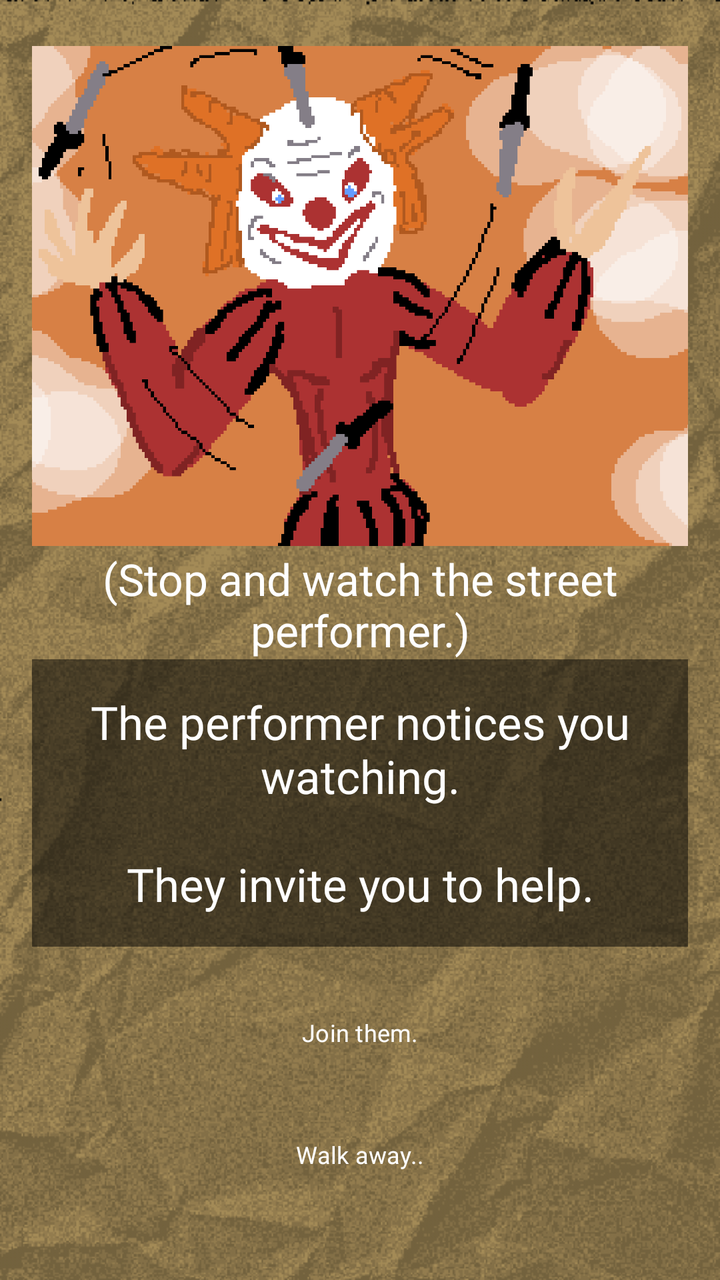
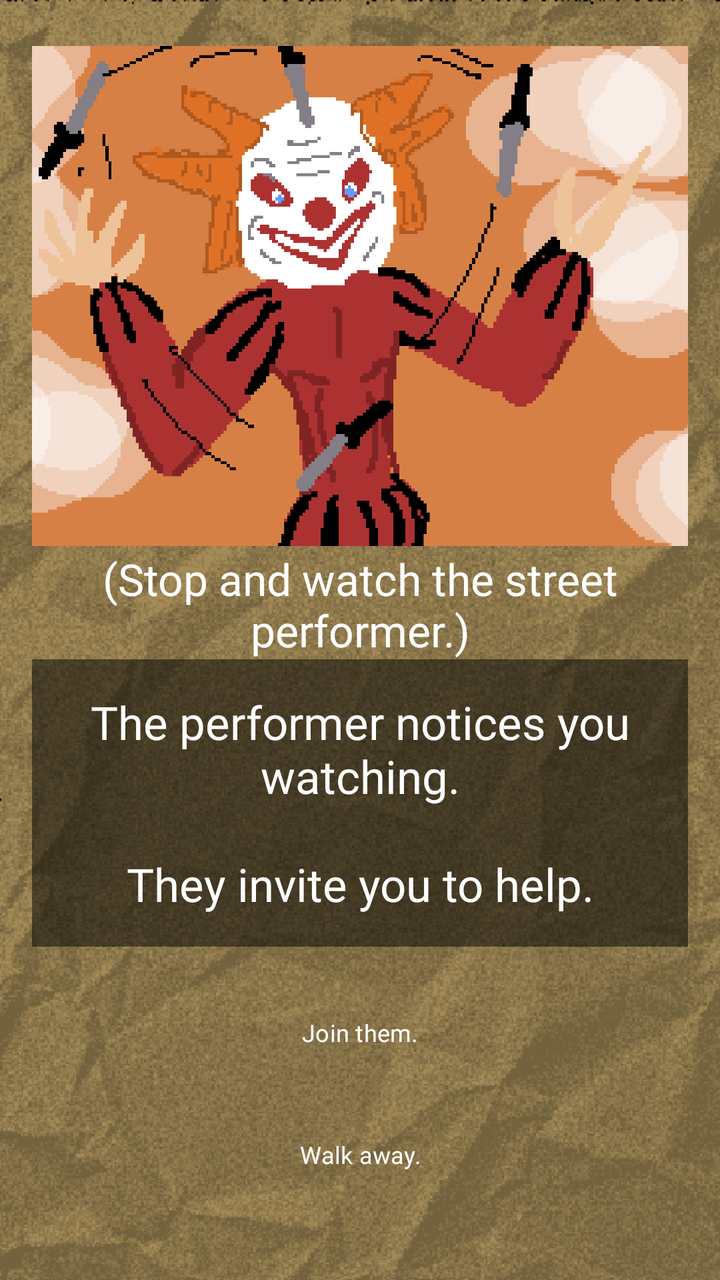

Screens rendered from an Android XML layout before and after an edit, with the pre-edit source and the edit as a unified diff.
<!-- AndroidManifest.xml: application theme Theme.ChoiceQuest -->
<!-- res/layout/activity_page2_2_2_2.xml -->
<?xml version="1.0" encoding="utf-8"?>
<LinearLayout xmlns:android="http://schemas.android.com/apk/res/android"
    xmlns:app="http://schemas.android.com/apk/res-auto"
    xmlns:tools="http://schemas.android.com/tools"
    android:id="@+id/page2_2_2_2"
    android:layout_width="match_parent"
    android:layout_height="match_parent"
    android:background="@drawable/papertexture_"
    android:backgroundTint="#f8e7c2"
    android:backgroundTintMode="multiply"
    android:gravity="center"
    android:orientation="vertical"
    android:padding="16dp"
    tools:context=".Page2_2_2_2">

    <View
        android:layout_width="match_parent"
        android:layout_height="0dp"
        android:layout_weight="1"/>

    <ImageView
        android:id="@+id/imageView"
        android:layout_width="412dp"
        android:layout_height="250dp"
        android:src="@drawable/page2_2_2_2"/>

    <View
        android:layout_width="match_parent"
        android:layout_height="1dp"
        android:layout_weight="0.1" />
    <TextView
        android:layout_width="match_parent"
        android:layout_height="55dp"
        android:gravity="center"
        android:fontFamily="@font/pixelspace"
        android:textSize="22sp"
        android:text="(Stop and watch the street performer.)"
        android:textColor="@color/white"/>

    <TextView
        android:layout_width="match_parent"
        android:layout_height="wrap_content"
        android:id="@+id/tv_page2_2_2_2"
        android:fontFamily="@font/pixelgame_font"
        android:gravity="center"
        android:padding="16dp"
        android:background="#80000000"
        android:text="The performer notices you watching.\n\nThey invite you to help."
        android:textColor="@color/white"
        android:textSize="23sp"
        android:layout_marginBottom="16dp"/>

    <View
        android:layout_width="match_parent"
        android:layout_height="1dp"
        android:layout_weight="0.5"/>
    <Button
        android:id="@+id/btnStayHelp"
        android:layout_width="410dp"
        android:layout_height="45dp"
        android:text="Join them."
        android:background="@android:color/transparent"
        android:fontFamily="@font/quest_font"
        android:textSize="12sp"
        android:layout_marginBottom="16dp"
        android:onClick="page2_2_2_2_1"/>

    <Button
        android:id="@+id/btnLeaveTell"
        android:layout_width="410dp"
        android:layout_height="45dp"
        android:layout_marginBottom="16dp"
        android:background="@android:color/transparent"
        android:fontFamily="@font/quest_font"
        android:text="Walk away.."
        android:textSize="12sp"
        android:onClick="page2_2_2_2_2"/>

    <View
        android:layout_width="match_parent"
        android:layout_height="1dp"
        android:layout_weight="1"/>

</LinearLayout>
<!-- resources referenced by this layout -->
<resources>
  <color name="white">#FFFFFF</color>
  <!-- drawable page2_2_2_2: png bitmap (drawable, 33915 bytes) -->
  <!-- drawable papertexture_: png bitmap (drawable, 156948 bytes) -->
  <style name="Theme.ChoiceQuest" parent="Base.Theme.ChoiceQuest" />
  <style name="Base.Theme.ChoiceQuest" parent="Theme.Material3.DayNight.NoActionBar">
          
          
      </style>
</resources>

<!-- the commit's change to res/layout/activity_page2_2_2_2.xml (unified diff, before → after) -->
@@ -72,7 +72,7 @@
         android:layout_marginBottom="16dp"
         android:background="@android:color/transparent"
         android:fontFamily="@font/quest_font"
-        android:text="Walk away.."
+        android:text="Walk away."
         android:textSize="12sp"
         android:onClick="page2_2_2_2_2"/>
 
